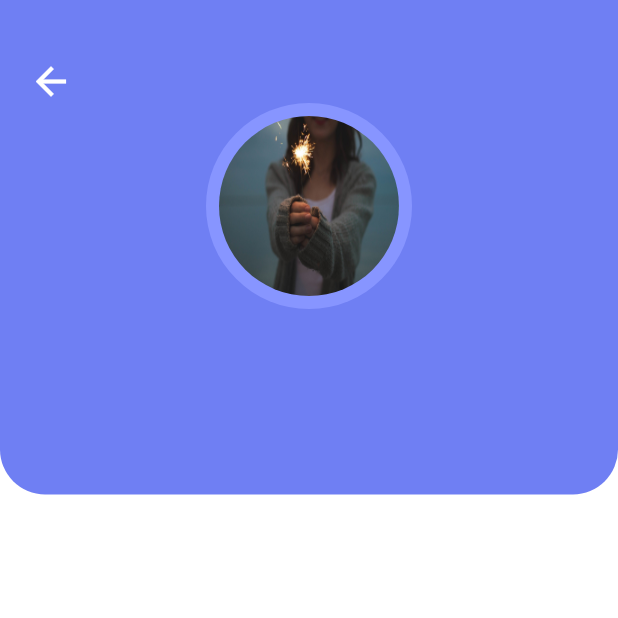
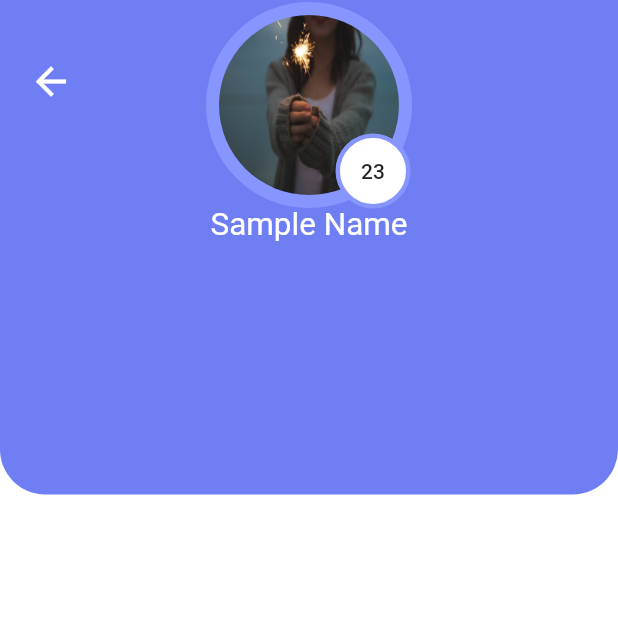
Before and after one commit to LandWhale2/Flutter-Ui, a Flutter app: the ProfilePage screen opened directly, on a phone screen of 412 x 824 dp, the top half of it. Run offline on Flutter 3.47's test engine with Material 2 defaults, Android fonts, the phone set to English and light mode, and no system bars.

Commit message:
[update] profilecircle

```diff
--- a/lib/Page/ProfilePage.dart
+++ b/lib/Page/ProfilePage.dart
@@ -37,6 +37,14 @@ class _ProfilePageState extends State<ProfilePage> {
             child: Column(
               children: <Widget>[
                 ProfileCircle(),
+                Text(
+                  'Sample Name',
+                  style: TextStyle(
+                    fontSize: MediaQuery.of(context).textScaleFactor*21,
+                    color: Colors.white
+                  ),
+                ),
+
               ],
             ),
           ),
@@ -51,16 +59,23 @@ class ProfileCircle extends StatelessWidget {
   @override
   Widget build(BuildContext context) {
     return Container(
-      width: MediaQuery.of(context).size.width /3,
-      height: MediaQuery.of(context).size.height/3,
+      width: MediaQuery.of(context).size.width/3,
+      height: MediaQuery.of(context).size.height/6,
+      child: Column(
+        children: <Widget>[
+          Stack(
+            children: <Widget>[
+              Container(
+                width: 140,
+                height:140,
                 decoration: BoxDecoration(
                   shape: BoxShape.circle,
                   color: Color.fromRGBO(135, 149, 255, 1),
                 ),
-      child: Center(
                   child: Stack(
                     children: <Widget>[
-            Container(
+                      Center(
+                        child: Container(
                           width: 120,
                           height: 120,
                           decoration: BoxDecoration(
@@ -71,8 +86,34 @@ class ProfileCircle extends StatelessWidget {
                             ),
                           ),
                         ),
+                      ),
                     ],
                   ),
+              ),
+              Positioned(
+                right: 1,
+                bottom: 1,
+                child: Container(
+                  width: 50,
+                  height: 50,
+                  decoration: BoxDecoration(
+                      border: Border.all(width: 3,color: Color.fromRGBO(135, 149, 255, 1),),
+                      shape: BoxShape.circle,
+                      color: Colors.white
+                  ),
+                  child: Center(
+                    child: Text(
+                      '23',
+                      style: TextStyle(
+                        fontWeight: FontWeight.w500,
+                      ),
+                    ),
+                  ),
+                ),
+              ),
+            ],
+          ),
+        ],
       ),
     );
   }
```
Lines whose indentation alone changed are shown as unchanged.
